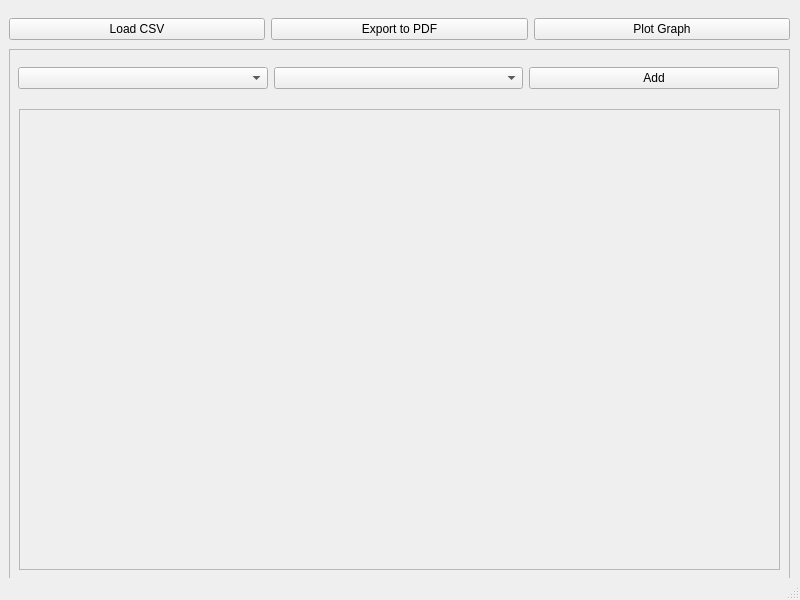
This is mainwindow.ui in Gurmerie/102 as Qt 5 draws it before an edit. The edited form follows.
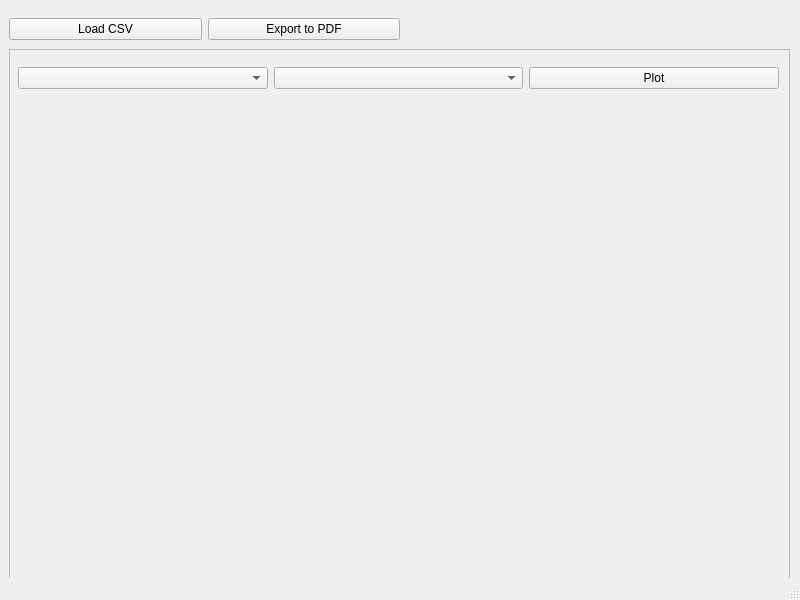
This is the edited form.

The edit to the form file:
```diff
--- a/mainwindow.ui
+++ b/mainwindow.ui
@@ -48,27 +48,22 @@
       <item>
        <widget class="QPushButton" name="pushButton_4">
         <property name="text">
-         <string>Add</string>
+         <string>Plot</string>
         </property>
        </widget>
       </item>
      </layout>
     </widget>
-    <widget class="QFrame" name="frame_2">
+    <widget class="QWidget" name="verticalLayoutWidget">
      <property name="geometry">
       <rect>
        <x>10</x>
        <y>60</y>
        <width>761</width>
-       <height>461</height>
+       <height>451</height>
       </rect>
      </property>
-     <property name="frameShape">
-      <enum>QFrame::Shape::StyledPanel</enum>
-     </property>
-     <property name="frameShadow">
-      <enum>QFrame::Shadow::Raised</enum>
-     </property>
+     <layout class="QVBoxLayout" name="verticalLayout"/>
     </widget>
    </widget>
    <widget class="QWidget" name="horizontalLayoutWidget">
@@ -76,7 +71,7 @@
      <rect>
       <x>9</x>
       <y>9</y>
-      <width>781</width>
+      <width>391</width>
       <height>41</height>
      </rect>
     </property>
@@ -95,13 +90,6 @@
        </property>
       </widget>
      </item>
-     <item>
-      <widget class="QPushButton" name="pushButton_3">
-       <property name="text">
-        <string>Plot Graph</string>
-       </property>
-      </widget>
-     </item>
     </layout>
    </widget>
   </widget>
```
Left out of the diff: 2 changed lines with no effect on the pictures.
